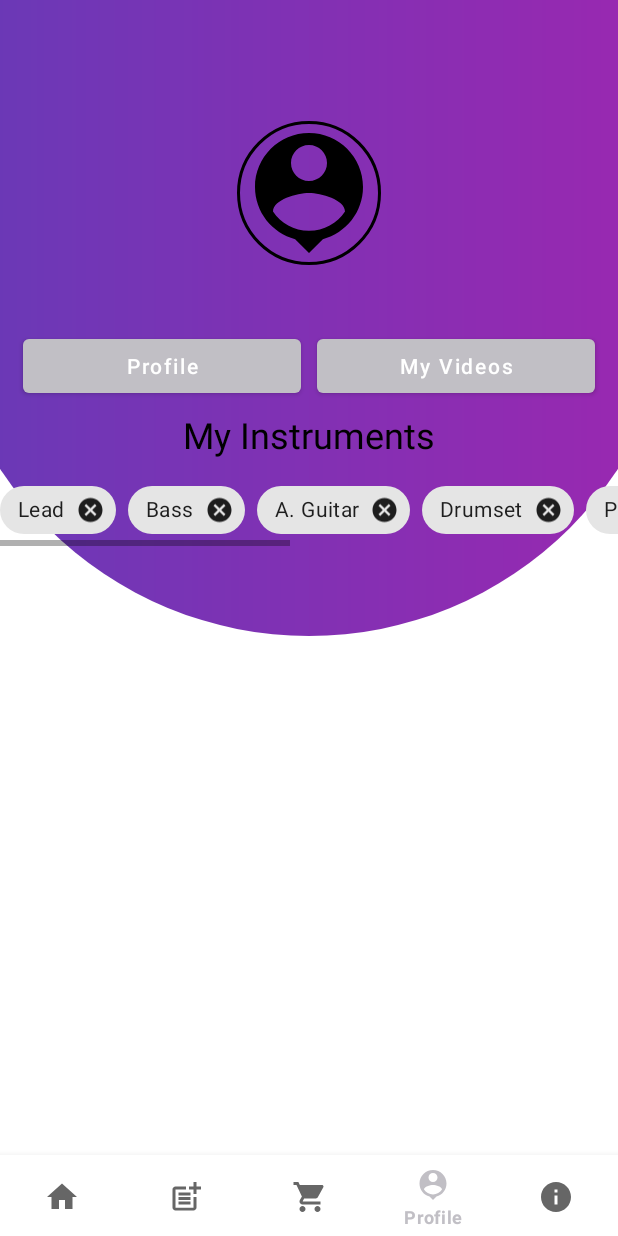
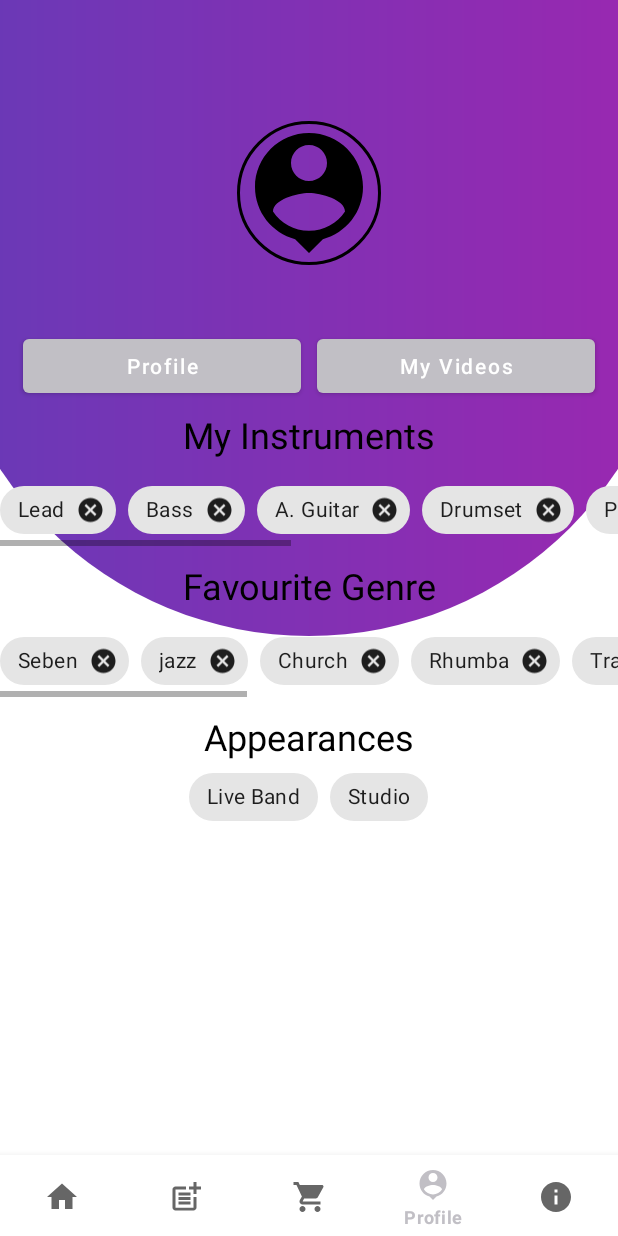
Before and after one commit to Muirush/WafungiConnect, an Android app: the ProfileFragment screen opened through its navigation route, on a phone screen of 412 x 824 dp. Run offline under Robolectric (Android 15) with nearby library versions, the phone set to English and light mode, and no system bars; our stand-ins replace CircleImageView, Firebase (no records; nobody signed in at launch, a user with empty details on screens opened directly), navigation-ui.

```diff
--- a/app/src/main/res/layout/fragment_profile.xml
+++ b/app/src/main/res/layout/fragment_profile.xml
@@ -159,13 +159,124 @@
 
         </HorizontalScrollView>
 
+        <TextView
+            android:layout_width="match_parent"
+            android:layout_height="wrap_content"
+            android:text="Favourite Genre"
+            android:layout_marginTop="10dp"
+            android:gravity="center"
+            android:textColor="@color/black"
+            android:textSize="24sp"
+
+            />
+        <HorizontalScrollView
+            android:layout_marginTop="10dp"
+            android:layout_width="match_parent"
+            android:layout_height="wrap_content">
+            <com.google.android.material.chip.ChipGroup
+                android:layout_width="wrap_content"
+                android:layout_height="wrap_content"
+                android:id="@+id/chipGenre">
+                <com.google.android.material.chip.Chip
+                    android:layout_width="wrap_content"
+                    android:layout_height="wrap_content"
+                    style="@style/Widget.MaterialComponents.Chip.Entry"
+                    android:text="@string/seben"
+                    android:id="@+id/seben"/>
+                <com.google.android.material.chip.Chip
+                    android:layout_width="wrap_content"
+                    android:layout_height="wrap_content"
+                    style="@style/Widget.MaterialComponents.Chip.Entry"
+                    android:text="@string/jazz"
+                    android:id="@+id/jazz"/>
+                <com.google.android.material.chip.Chip
+                    android:layout_width="wrap_content"
+                    android:layout_height="wrap_content"
+                    style="@style/Widget.MaterialComponents.Chip.Entry"
+                    android:text="@string/church"
+                    android:id="@+id/church"/>
+                <com.google.android.material.chip.Chip
+                    android:layout_width="wrap_content"
+                    android:layout_height="wrap_content"
+                    style="@style/Widget.MaterialComponents.Chip.Entry"
+                    android:text="@string/rhumba"
+                    android:id="@+id/rhumba"/>
+                <com.google.android.material.chip.Chip
+                    android:layout_width="wrap_content"
+                    android:layout_height="wrap_content"
+                    style="@style/Widget.MaterialComponents.Chip.Entry"
+                    android:text="@string/tradition"
+                    android:id="@+id/tradition"/>
+                <com.google.android.material.chip.Chip
+                    android:layout_width="wrap_content"
+                    android:layout_height="wrap_content"
+                    style="@style/Widget.MaterialComponents.Chip.Entry"
+                    android:text="@string/congo"
+                    android:id="@+id/congo"/>
+                <com.google.android.material.chip.Chip
+                    android:layout_width="wrap_content"
+                    android:layout_height="wrap_content"
+                    style="@style/Widget.MaterialComponents.Chip.Entry"
+                    android:text="@string/south_america"
+                    android:id="@+id/southAmerican"/>
+                <com.google.android.material.chip.Chip
+                    android:layout_width="wrap_content"
+                    android:layout_height="wrap_content"
+                    style="@style/Widget.MaterialComponents.Chip.Entry"
+                    android:text="@string/club"
+                    android:id="@+id/club"/>
+                <com.google.android.material.chip.Chip
+                    android:layout_width="wrap_content"
+                    android:layout_height="wrap_content"
+                    style="@style/Widget.MaterialComponents.Chip.Entry"
+                    android:text="@string/american"
+                    android:id="@+id/american"/>
+                <com.google.android.material.chip.Chip
+                    android:layout_width="wrap_content"
+                    android:layout_height="wrap_content"
+                    style="@style/Widget.MaterialComponents.Chip.Entry"
+                    android:text="@string/reggae"
+                    android:id="@+id/Reggae"/>
+
+
+            </com.google.android.material.chip.ChipGroup>
+
+        </HorizontalScrollView>
+        <TextView
+            android:layout_width="match_parent"
+            android:layout_height="wrap_content"
+            android:text="Appearances"
+            android:layout_marginTop="10dp"
+            android:gravity="center"
+            android:textColor="@color/black"
+            android:textSize="24sp"/>
+        <com.google.android.material.chip.ChipGroup
+            android:layout_width="wrap_content"
+            android:layout_height="wrap_content"
+            android:layout_gravity="center"
+            app:selectionRequired="true"
+            app:singleSelection="true"
+            >
+            <com.google.android.material.chip.Chip
+                android:layout_width="wrap_content"
+                android:layout_height="wrap_content"
+                android:text="Live Band"
+                android:id="@+id/liveBand"
+
+
+                />
+            <com.google.android.material.chip.Chip
+                android:layout_width="wrap_content"
+                android:layout_height="wrap_content"
+                android:text="Studio"
+                android:id="@+id/studio"
+
+                />
+
+        </com.google.android.material.chip.ChipGroup>
+
 
     </LinearLayout>
-
-
-
-
-
 
     <com.google.android.material.bottomnavigation.BottomNavigationView
         android:id="@+id/bottomNav"
@@ -179,6 +290,4 @@
         app:layout_constraintStart_toStartOf="parent"
         app:menu="@menu/bottom_menu" />
 
-
-
 </androidx.constraintlayout.widget.ConstraintLayout>
--- a/app/src/main/res/values/strings.xml
+++ b/app/src/main/res/values/strings.xml
@@ -11,8 +11,21 @@
     <string name="accousticguitar">A. Guitar</string>
     <string name="Drums">Drumset</string>
     <string name="piano">Piano</string>
-    <string name="violin">Guitar</string>
+    <string name="violin">Violin</string>
     <string name="percussion">Percussion</string>
     <string name="sax">Sax</string>
     <string name="trumpet">Trumpet</string>
+<!--    Music type-->
+    <string name="seben">Seben</string>
+    <string name="jazz">jazz</string>
+    <string name="church">Church</string>
+    <string name="rhumba">Rhumba</string>
+    <string name="tradition">Tradition</string>
+    <string name="congo">Congo</string>
+    <string name="south_america">South America</string>
+    <string name="american">American</string>
+    <string name="club">Club</string>
+    <string name="reggae">Reggae</string>
+
+
 </resources>
```
